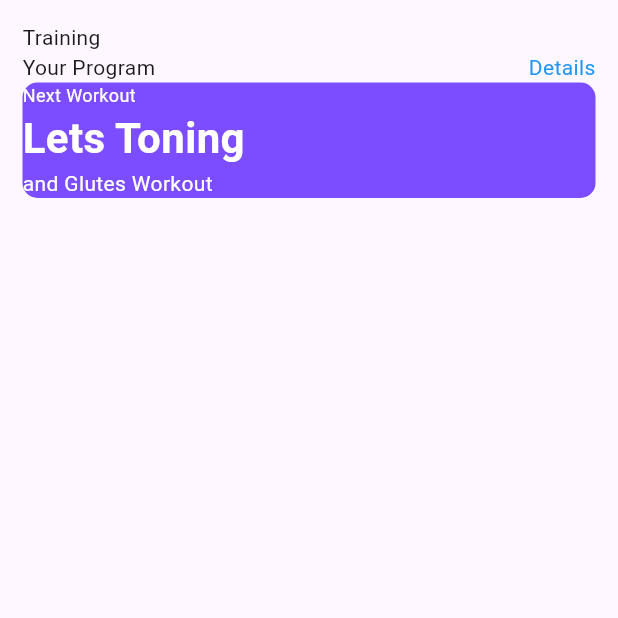
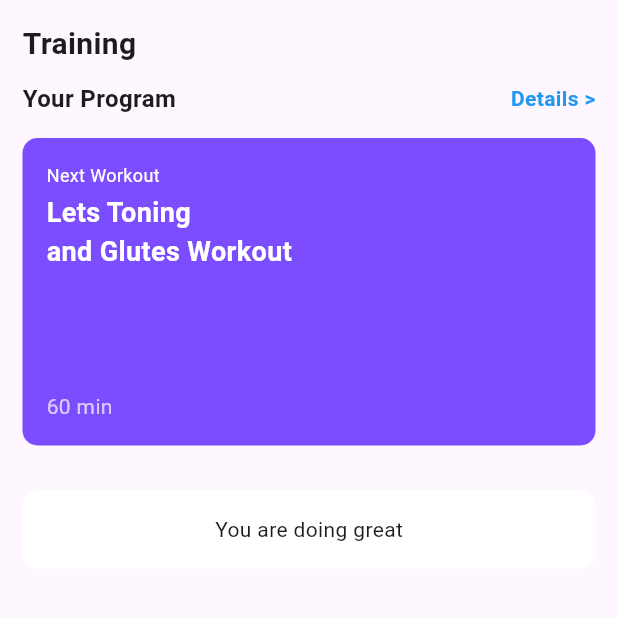
Before and after one commit to Qira221/Mobile-Programing, a Flutter app: the screen it shows after launch, on a phone screen of 412 x 824 dp, the top half of it. Run offline on Flutter 3.47's test engine with Material 3 defaults, Android fonts, the phone set to English and light mode, and no system bars.

Commit message:
kontainer baru

```diff
--- a/lib/latihan/quiz.dart
+++ b/lib/latihan/quiz.dart
@@ -8,32 +8,67 @@ class quiz extends StatelessWidget {
     return Scaffold(
       body: SizedBox(
         child: Padding(
-          padding: const EdgeInsets.all(15),
+          padding: EdgeInsets.all(15),
           child: Column(
             crossAxisAlignment: CrossAxisAlignment.start,
             children: [
-              Text("Training"),
+              Text("Training", style: TextStyle(fontSize: 20, fontWeight: FontWeight.bold)),
+              SizedBox(height: 10),
               Row(
                 mainAxisAlignment: MainAxisAlignment.spaceBetween,
                 children: [
-                  Text("Your Program"),
-                  Text("Details",style: TextStyle(color: Colors.blue),),
+                  Text("Your Program", style: TextStyle(fontSize: 16, fontWeight: FontWeight.bold)),
+                  Text("Details >", style: TextStyle(color: Colors.blue, fontWeight: FontWeight.bold)),
                 ],
               ),
+              SizedBox(height: 15),
               Container(
                 width: double.infinity,
+                padding: EdgeInsets.all(16),
                 decoration: BoxDecoration(
                   borderRadius: BorderRadius.circular(10),
-                  color: Colors.deepPurpleAccent
+                  color: Colors.deepPurpleAccent,
                 ),
                 child: Column(
                   crossAxisAlignment: CrossAxisAlignment.start,
-                  children: [Text("Next Workout",style: TextStyle(color: Colors.white,fontSize:12 ),),
-                  Text("Lets Toning",style: TextStyle(color: Colors.white,fontSize: 28,fontWeight: FontWeight.bold ),),
-                  Text("and Glutes Workout",style: TextStyle(color: Colors.white),)],
+                  children: [
+                    Text(
+                      "Next Workout",
+                      style: TextStyle(color: Colors.white, fontSize: 12),
+                    ),
+                    SizedBox(height: 4),
+                    Text(
+                      "Lets Toning\nand Glutes Workout",
+                      style: TextStyle(
+                        color: Colors.white,
+                        fontSize: 18,
+                        fontWeight: FontWeight.bold,
+                      ),
+                    ),
+                    SizedBox(height: 80),
+                    Text(
+                      "60 min",
+                      style: TextStyle(color: Colors.white70),
+                    ),
+                  ],
                 ),
-
-              )
+              ),
+              SizedBox(height: 30),
+              Container(
+                width: double.infinity,
+                padding: EdgeInsets.all(16),
+                decoration: BoxDecoration(
+                  borderRadius: BorderRadius.circular(10),
+                  color: Colors.white,
+                ),
+                child: Center(
+                  child: Column(
+                    children: [
+                      Text("You are doing great"),
+                    ],
+                  ),
+                ),
+              ),
             ],
           ),
         ),
```
